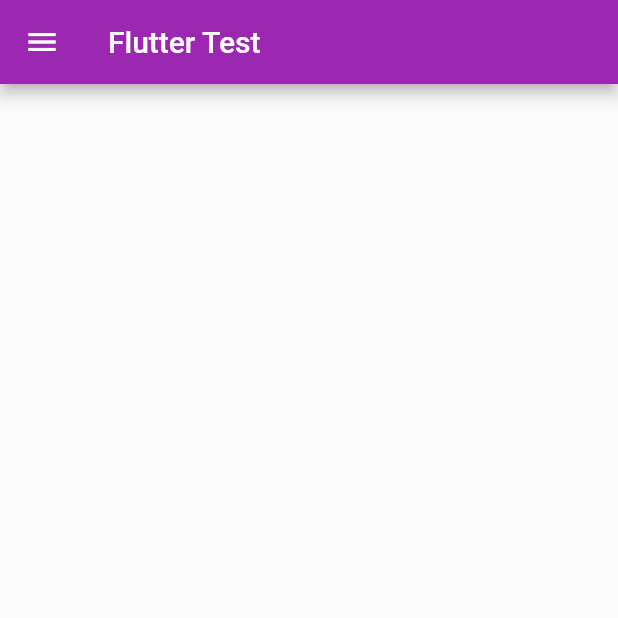
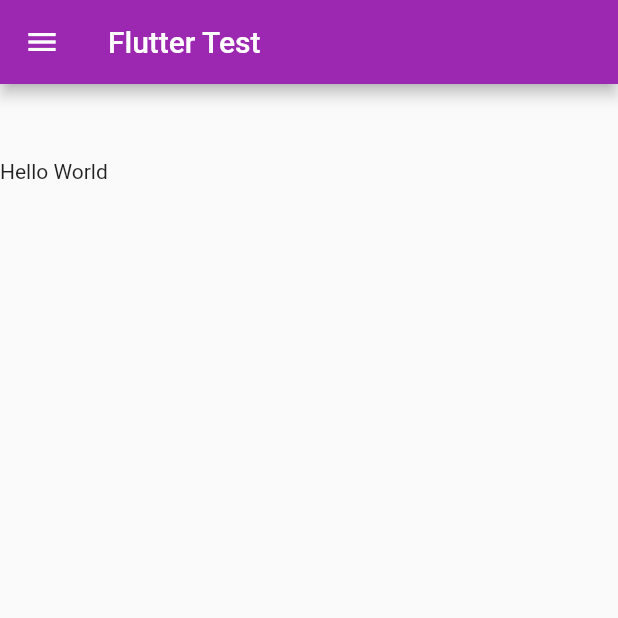
Before and after one commit to mathrb22/flutter-test, a Flutter app: the screen it shows after launch, on a phone screen of 412 x 824 dp, the top half of it. Run offline on Flutter 3.47's test engine with Material 2 defaults, Android fonts, the phone set to English and light mode, and no system bars; our stand-ins replace google_fonts.

Commit message:
criação do widget de margin

```diff
--- a/lib/app/modules/home/home_page.dart
+++ b/lib/app/modules/home/home_page.dart
@@ -1,7 +1,8 @@
+import 'package:fluter_test/app/widgets/margin_widget.dart';
 import 'package:flutter/material.dart';
 
 class HomePage extends StatefulWidget {
-  const HomePage({ Key? key }) : super(key: key);
+  const HomePage({Key? key}) : super(key: key);
 
   @override
   _HomePageState createState() => _HomePageState();
@@ -13,6 +14,10 @@ class _HomePageState extends State<HomePage> {
     return Scaffold(
       drawer: Container(color: Colors.white),
       appBar: AppBar(title: Text('Flutter Test')),
+      body: Margin(
+        child: Text('Hello World'),
+        top: 50,
+      ),
     );
   }
 }
--- /dev/null
+++ b/lib/app/widgets/margin_widget.dart
@@ -0,0 +1,33 @@
+import 'package:flutter/material.dart';
+
+class Margin extends StatelessWidget {
+  final Widget child;
+  final double top;
+  final double bottom;
+  final double left;
+  final double right;
+  final double? all;
+
+  const Margin(
+      {Key? key,
+      required this.child,
+      this.top = 0,
+      this.bottom = 0,
+      this.left = 0,
+      this.right = 0,
+      this.all})
+      : super(key: key);
+
+  @override
+  Widget build(BuildContext context) {
+    return Container(
+      child: child,
+      margin: EdgeInsets.only(
+        top: all ?? top,
+        bottom: all ?? bottom,
+        left: all ?? left,
+        right: all ?? right,
+      ),
+    );
+  }
+}
```
